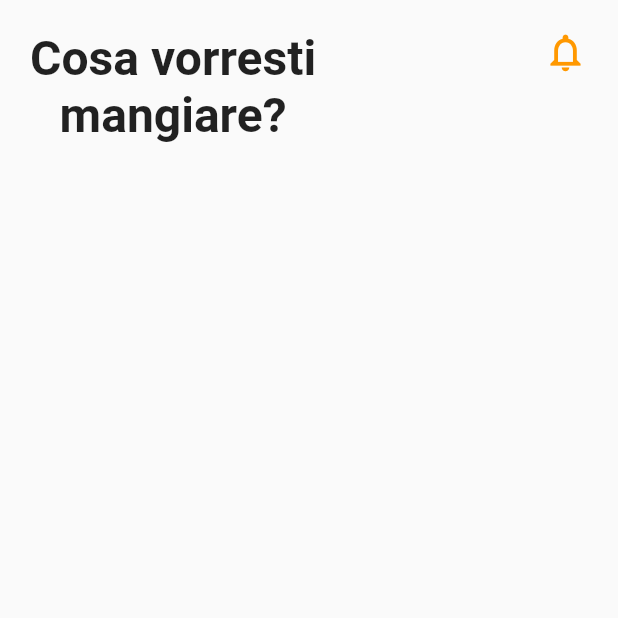
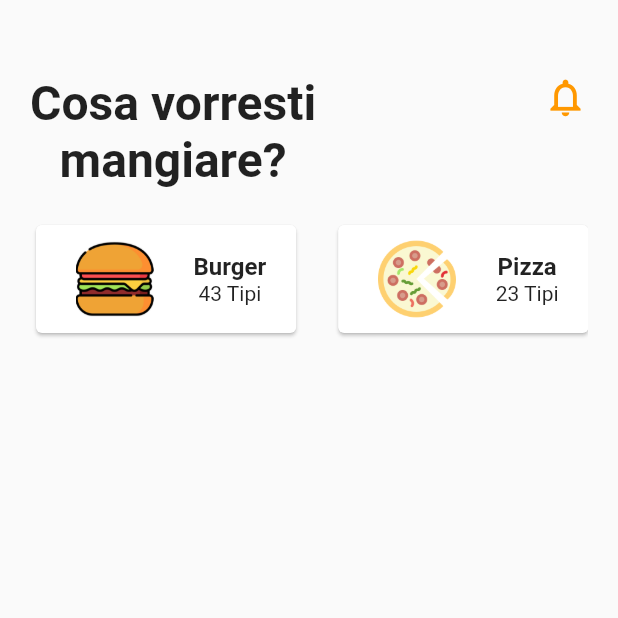
Before and after one commit to kinycx/cast, a Flutter app: the HomeScreen screen opened directly, on a phone screen of 412 x 824 dp, the top half of it. Run offline on Flutter 3.47's test engine with Material 2 defaults, Android fonts, the phone set to English and light mode, and no system bars; our stand-ins replace firebase_auth, firebase_core, firebase_database, google_sign_in; accounts and stored records are empty.

Commit message:
-Codice fine secondo video -scollview orizzontale -categoria cibo con informazioni dinamiche

```diff
--- /dev/null
+++ b/lib/new/data/category_data.dart
@@ -0,0 +1,14 @@
+import '../models/category_model.dart';
+
+final categories = [
+  Category(
+      numberOfItems: 43,
+      imagePath: "assets/images/burger.png",
+      categoryName: "Burger"
+  ),
+  Category(
+      numberOfItems: 23,
+      imagePath: "assets/images/pizza.png",
+      categoryName: "Pizza"
+  ),
+];
--- a/lib/new/homescreen.dart
+++ b/lib/new/homescreen.dart
@@ -1,4 +1,6 @@
+import 'package:cast/new/widgets/food_category.dart';
 import 'package:flutter/material.dart';
+import 'widgets/home_top_info.dart';
 
 class HomeScreen extends StatefulWidget{
   @override
@@ -8,28 +10,17 @@ class HomeScreen extends StatefulWidget{
 
 class _HomeScreenState extends State<HomeScreen>{
 
-  final textStyle = TextStyle(fontSize: 32.0, fontWeight: FontWeight.bold);
+
 
   @override
   Widget build(BuildContext context) {
     // TODO: implement build
     return Scaffold(
       body: ListView(
-        padding: EdgeInsets.only(top: 20.0, left: 20.0, right: 20.0),
+        padding: EdgeInsets.only(top: 50.0, left: 20.0, right: 20.0),
         children: <Widget>[
-          Row(
-            mainAxisAlignment: MainAxisAlignment.spaceBetween,
-            crossAxisAlignment: CrossAxisAlignment.start,
-            children: <Widget>[
-              Column(
-                children: <Widget>[
-                  Text("Cosa vorresti", style: textStyle),
-                  Text("mangiare?", style: textStyle,)
-                ],
-              ),
-              Icon(Icons.notifications_none, size:30.0, color: Theme.of(context).primaryColor,),
-            ],
-          )
+          HomeTopInfo(),
+          FoodCategory(),
         ],
       ),
     );
--- /dev/null
+++ b/lib/new/models/category_model.dart
@@ -0,0 +1,7 @@
+class Category{
+  final String categoryName;
+  final String imagePath;
+  final int numberOfItems;
+
+  Category({this.categoryName, this.imagePath, this.numberOfItems});
+}
--- /dev/null
+++ b/lib/new/widgets/food_card.dart
@@ -0,0 +1,40 @@
+import 'package:flutter/material.dart';
+
+class FoodCard extends StatelessWidget{
+
+  final String categoryName;
+  final String imagePath;
+  final int numberOfItems;
+
+  FoodCard({this.categoryName, this.imagePath, this.numberOfItems});
+
+  @override
+  Widget build(BuildContext context) {
+    // TODO: implement build
+    return Container(
+      margin: EdgeInsets.only(right: 20.0),
+      child: Card(
+        child: Padding(
+          padding: EdgeInsets.symmetric(horizontal: 20.0, vertical: 10.0),
+          child: Row(
+            children: <Widget>[
+              Image(
+                image: AssetImage(imagePath),
+                height: 65.0,
+                width: 65.0,
+              ),
+              SizedBox(width: 20.0,),
+              Column(
+                mainAxisAlignment: MainAxisAlignment.center,
+                children: <Widget>[
+                  Text(categoryName, style: TextStyle(fontWeight: FontWeight.bold, fontSize: 16.0),),
+                  Text("$numberOfItems Tipi")
+              ],
+          )
+        ],
+      ),
+    ),
+      ),
+    );
+  }
+}
--- /dev/null
+++ b/lib/new/widgets/food_category.dart
@@ -0,0 +1,31 @@
+import 'package:flutter/material.dart';
+import 'food_card.dart';
+
+//Data
+import '../data/category_data.dart';
+
+//Model
+import '../models/category_model.dart';
+
+class FoodCategory extends StatelessWidget{
+  final List<Category>  _categories = categories;
+
+  @override
+  Widget build(BuildContext context) {
+    // TODO: implement build
+    return Container(
+      height: 80.0,
+      child: ListView.builder(
+        scrollDirection: Axis.horizontal,
+        itemCount: _categories.length,
+        itemBuilder: (BuildContext context, int index){
+          return FoodCard(
+            categoryName: _categories[index].categoryName,
+            imagePath: _categories[index].imagePath,
+            numberOfItems: _categories[index].numberOfItems,
+          );
+        },
+      ),
+    );
+  }
+}
--- /dev/null
+++ b/lib/new/widgets/home_top_info.dart
@@ -0,0 +1,26 @@
+import 'package:flutter/material.dart';
+
+class HomeTopInfo extends StatelessWidget{
+
+  final textStyle = TextStyle(fontSize: 32.0, fontWeight: FontWeight.bold);
+
+  @override
+  Widget build(BuildContext context){
+    return  Container(
+      margin: EdgeInsets.only(bottom: 20.0),
+      child:Row(
+        mainAxisAlignment: MainAxisAlignment.spaceBetween,
+        crossAxisAlignment: CrossAxisAlignment.start,
+        children: <Widget>[
+          Column(
+            children: <Widget>[
+              Text("Cosa vorresti", style: textStyle),
+              Text("mangiare?", style: textStyle,)
+            ],
+          ),
+          Icon(Icons.notifications_none, size:30.0, color: Theme.of(context).primaryColor,),
+      ],
+    ),
+    );
+  }
+}
```
Also changed, not shown: pubspec.yaml (+10 -1 lines), assets/images/beer.png (added), assets/images/breakfast.jpeg (added), assets/images/breakfast.png (added), assets/images/burger.png (added), assets/images/cheeseburger.png (added), assets/images/coffee-cup.png (added), assets/images/cupcake.png (added), assets/images/lunch.jpeg (added), assets/images/noimage.png (added), assets/images/pizza.png (added), assets/images/supper_1.jpeg (added), assets/images/turkey.png (added), pubspec.lock.
